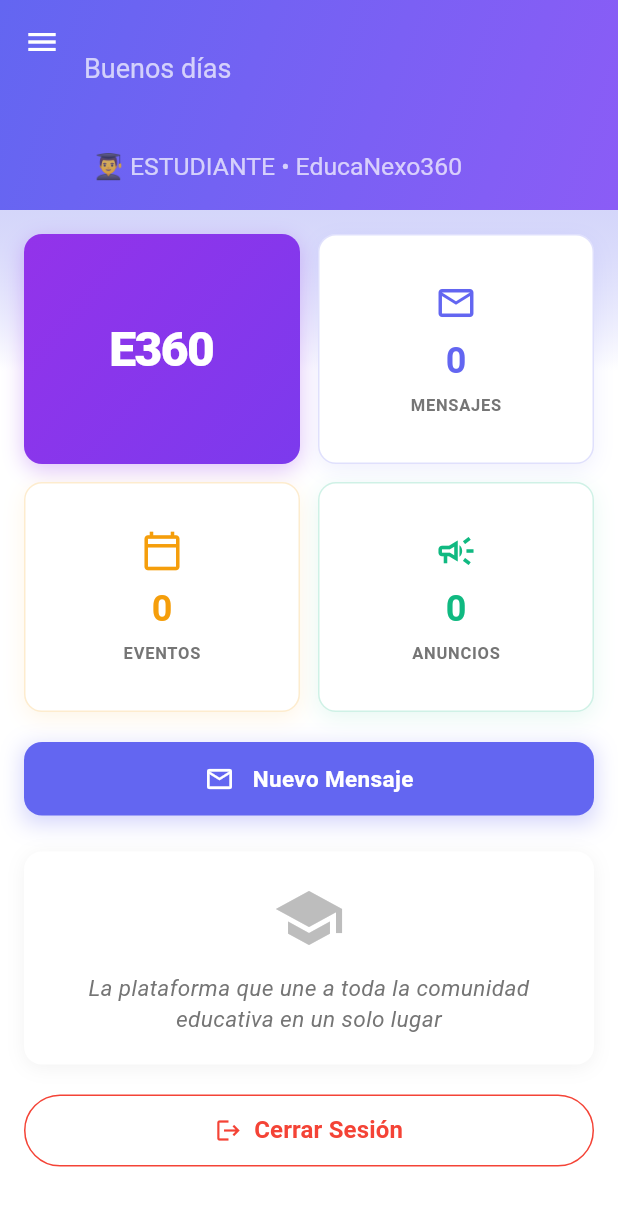
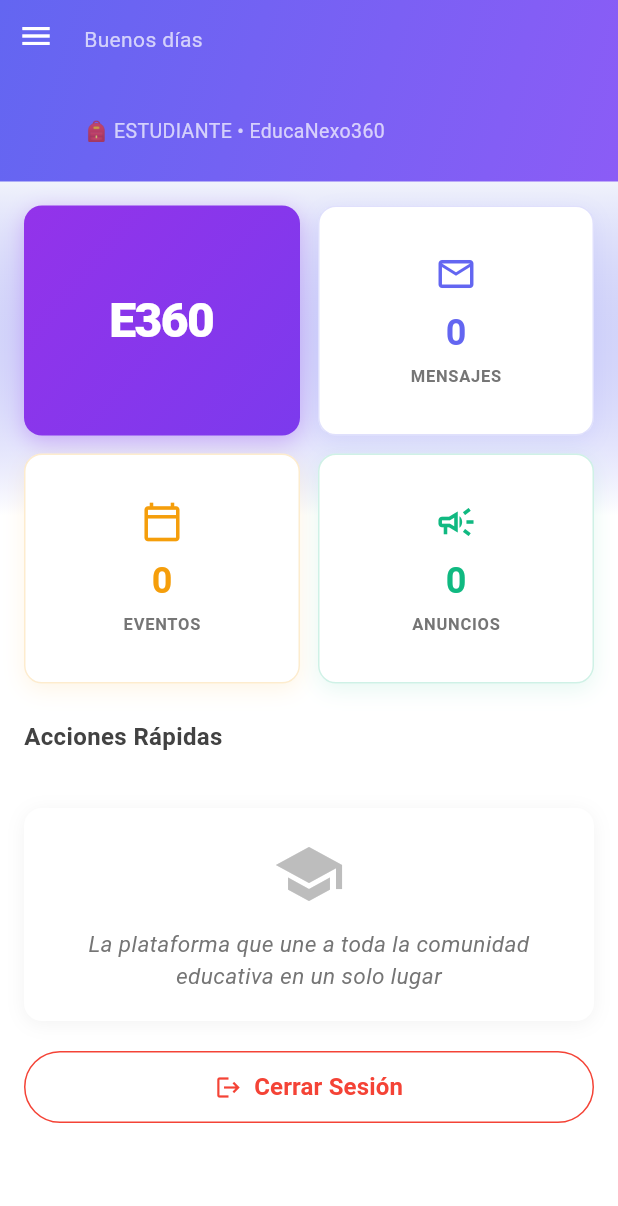
Before and after one commit to aiobandojss-lgtm/Educanexo360AppFlutter, a Flutter app: the DashboardScreen widget shown alone on an empty page, opened directly, on a phone screen of 412 x 824 dp. Shown: the top 1206 px of the screen. Run offline on Flutter 3.47's test engine with Material 3 defaults, Android fonts, the phone set to English and light mode, and no system bars; our stand-ins replace dio, file_picker, flutter_secure_storage, go_router, image_picker, shared_preferences and 1 more; accounts and stored records are empty; network calls fail.

Commit message:
Sin over flow, todo OK

```diff
--- a/lib/screens/home/dashboard_screen.dart
+++ b/lib/screens/home/dashboard_screen.dart
@@ -1,5 +1,5 @@
 // lib/screens/home/dashboard_screen.dart
-// ✅ CORREGIDO: Línea 276 - padding bottom de 0 a 80
+// ✅ VERSIÓN FINAL CORREGIDA - TODO FUNCIONAL
 import 'package:flutter/material.dart';
 import 'package:provider/provider.dart';
 import 'package:go_router/go_router.dart';
@@ -20,14 +20,12 @@ class _DashboardScreenState extends State<DashboardScreen> {
   final GlobalKey<RefreshIndicatorState> _refreshIndicatorKey =
       GlobalKey<RefreshIndicatorState>();
 
-  // Estadísticas reales (se cargarán del backend)
   Map<String, int> _stats = {
     'mensajesSinLeer': 0,
     'proximosEventos': 0,
     'anunciosRecientes': 0,
   };
 
-  // Información de la escuela
   String _nombreEscuela = 'Cargando...';
 
   @override
@@ -45,11 +43,9 @@ class _DashboardScreenState extends State<DashboardScreen> {
 
       if (user == null) return;
 
-      // Usar user.tipo.value para obtener el string del enum
       print('🚀 Dashboard - Usuario: ${user.nombre} (${user.tipo.value})');
       print('🏫 Dashboard - EscuelaId: ${user.escuelaId}');
 
-      // Cargar información de la escuela
       if (user.escuelaId != null && user.escuelaId!.isNotEmpty) {
         try {
           final escuela =
@@ -60,7 +56,6 @@ class _DashboardScreenState extends State<DashboardScreen> {
             });
             print('✅ Nombre escuela cargado: ${escuela.nombre}');
           } else {
-            // Si no se encuentra la escuela, usar nombre por defecto
             setState(() {
               _nombreEscuela = 'EducaNexo360';
             });
@@ -72,13 +67,11 @@ class _DashboardScreenState extends State<DashboardScreen> {
           });
         }
       } else {
-        // Si no hay escuelaId, usar nombre por defecto
         setState(() {
           _nombreEscuela = 'EducaNexo360';
         });
       }
 
-      // Cargar estadísticas
       try {
         final stats = await DashboardService.getDashboardStats();
         if (mounted) {
@@ -121,17 +114,36 @@ class _DashboardScreenState extends State<DashboardScreen> {
       case UserRole.rector:
         return '🎓';
       case UserRole.coordinador:
-        return '📋';
+        return '📊';
       case UserRole.docente:
         return '👨‍🏫';
       case UserRole.estudiante:
-        return '👨‍🎓';
+        return '🎒';
       case UserRole.acudiente:
         return '👨‍👩‍👧';
       case UserRole.administrativo:
         return '💼';
-      default:
-        return '👤';
+    }
+  }
+
+  String _getRoleLabel(UserRole tipo) {
+    switch (tipo) {
+      case UserRole.admin:
+        return 'Administrador';
+      case UserRole.superAdmin:
+        return 'Super Admin';
+      case UserRole.rector:
+        return 'Rector';
+      case UserRole.coordinador:
+        return 'Coordinador';
+      case UserRole.docente:
+        return 'Docente';
+      case UserRole.estudiante:
+        return 'Estudiante';
+      case UserRole.acudiente:
+        return 'Acudiente';
+      case UserRole.administrativo:
+        return 'Administrativo';
     }
   }
 
@@ -144,20 +156,91 @@ class _DashboardScreenState extends State<DashboardScreen> {
       return const Center(child: CircularProgressIndicator());
     }
 
-    final screenHeight = MediaQuery.of(context).size.height;
     final userName = '${user.nombre} ${user.apellidos.split(' ')[0]}';
-    final userRole = user.tipo.value; // Obtener el string del enum
+    final userRole = user.tipo.value;
     final roleIcon = _getRoleIcon(user.tipo);
     final schoolName = _nombreEscuela;
 
-    // IMPORTANTE: NO usar Scaffold aquí, solo el contenido
     return RefreshIndicator(
       key: _refreshIndicatorKey,
       onRefresh: _onRefresh,
       color: const Color(0xFF6366F1),
-      child: Stack(
+      child: SingleChildScrollView(
+        physics: const AlwaysScrollableScrollPhysics(),
+        child: Column(
           children: [
-          // Fondo con gradiente sutil
+            // 🎨 HEADER CON GRADIENTE - TODO EL ANCHO
+            Stack(
+              children: [
+                Container(
+                  width: double.infinity,
+                  decoration: const BoxDecoration(
+                    gradient: LinearGradient(
+                      begin: Alignment.topLeft,
+                      end: Alignment.bottomRight,
+                      colors: [
+                        Color(0xFF6366F1),
+                        Color(0xFF8B5CF6),
+                      ],
+                    ),
+                  ),
+                  child: SafeArea(
+                    bottom: false,
+                    child: Padding(
+                      padding: const EdgeInsets.fromLTRB(56, 16, 16, 24),
+                      child: Column(
+                        crossAxisAlignment: CrossAxisAlignment.start,
+                        children: [
+                          Text(
+                            _getGreeting(),
+                            style: const TextStyle(
+                              fontSize: 14,
+                              color: Colors.white70,
+                              fontWeight: FontWeight.w400,
+                            ),
+                          ),
+                          const SizedBox(height: 4),
+                          Text(
+                            userName,
+                            style: const TextStyle(
+                              fontSize: 24,
+                              color: Colors.white,
+                              fontWeight: FontWeight.w700,
+                            ),
+                            maxLines: 1,
+                            overflow: TextOverflow.ellipsis,
+                          ),
+                          const SizedBox(height: 4),
+                          Text(
+                            '$roleIcon $userRole • $schoolName',
+                            style: const TextStyle(
+                              fontSize: 13,
+                              color: Colors.white70,
+                              fontWeight: FontWeight.w400,
+                            ),
+                            maxLines: 1,
+                            overflow: TextOverflow.ellipsis,
+                          ),
+                        ],
+                      ),
+                    ),
+                  ),
+                ),
+                // ✅ MENÚ HAMBURGUESA
+                SafeArea(
+                  child: Builder(
+                    builder: (context) => IconButton(
+                      icon: const Icon(Icons.menu, color: Colors.white),
+                      onPressed: () {
+                        Scaffold.of(context).openDrawer();
+                      },
+                    ),
+                  ),
+                ),
+              ],
+            ),
+
+            // 📊 CONTENIDO PRINCIPAL
             Container(
               decoration: BoxDecoration(
                 gradient: LinearGradient(
@@ -170,109 +253,22 @@ class _DashboardScreenState extends State<DashboardScreen> {
                   stops: const [0.0, 0.3],
                 ),
               ),
+              child: Padding(
+                padding: const EdgeInsets.all(16),
+                child: Column(
+                  crossAxisAlignment: CrossAxisAlignment.stretch,
+                  children: [
+                    _isLoading
+                        ? const Center(
+                            child: Padding(
+                              padding: EdgeInsets.all(48.0),
+                              child: CircularProgressIndicator(),
                             ),
-
-          SafeArea(
-            child: CustomScrollView(
-              physics: const AlwaysScrollableScrollPhysics(),
-              slivers: [
-                // AppBar personalizado con menú hamburguesa
-                SliverAppBar(
-                  expandedHeight: 140,
-                  floating: false,
-                  pinned: true,
-                  elevation: 0,
-                  backgroundColor: const Color(0xFF6366F1),
-                  leading: Builder(
-                    builder: (context) => IconButton(
-                      icon: const Icon(Icons.menu, color: Colors.white),
-                      onPressed: () {
-                        // Encontrar el Scaffold padre que tiene el drawer
-                        Scaffold.of(context).openDrawer();
-                      },
-                    ),
-                  ),
-                  flexibleSpace: FlexibleSpaceBar(
-                    titlePadding: const EdgeInsets.only(left: 56, bottom: 16),
-                    title: Column(
-                      mainAxisAlignment: MainAxisAlignment.end,
-                      crossAxisAlignment: CrossAxisAlignment.start,
-                      children: [
-                        Text(
-                          _getGreeting(),
-                          style: const TextStyle(
-                            fontSize: 12,
-                            color: Colors.white70,
-                            fontWeight: FontWeight.w400,
-                          ),
-                        ),
-                        Text(
-                          userName,
-                          style: const TextStyle(
-                            fontSize: 16,
-                            color: Colors.white,
-                            fontWeight: FontWeight.w600,
-                          ),
-                          maxLines: 1,
-                          overflow: TextOverflow.ellipsis,
-                        ),
-                        const SizedBox(height: 2),
-                        Padding(
-                          padding: const EdgeInsets.symmetric(
-                              horizontal: 4), // ⭐ Agregar espacio
-                          child: Text(
-                            '$roleIcon $userRole • $schoolName',
-                            style: const TextStyle(
-                              fontSize: 11,
-                              color: Colors.white70,
-                              fontWeight: FontWeight.w400,
-                            ),
-                            maxLines: 1,
-                            overflow: TextOverflow.ellipsis,
-                          ),
-                        ),
-                      ],
-                    ),
-                    background: Container(
-                      decoration: const BoxDecoration(
-                        gradient: LinearGradient(
-                          begin: Alignment.topLeft,
-                          end: Alignment.bottomRight,
-                          colors: [
-                            Color(0xFF6366F1),
-                            Color(0xFF8B5CF6),
-                          ],
-                        ),
-                      ),
-                    ),
-                  ),
-                ),
-
-                // Contenido del dashboard
-                // ✅ CAMBIO: padding bottom de 0 a 80
-                SliverPadding(
-                  padding: const EdgeInsets.fromLTRB(16, 16, 16, 100),
-                  sliver: SliverList(
-                    delegate: SliverChildListDelegate([
-                      // Grid de estadísticas
-                      _isLoading
-                          ? const Center(child: CircularProgressIndicator())
+                          )
                         : _buildStatsGrid(),
-
-                      const SizedBox(height: 20),
-
-                      // Botón Nuevo Mensaje
-                      _buildActionButton(
-                        context,
-                        title: 'Nuevo Mensaje',
-                        icon: Icons.mail_outline,
-                        color: const Color(0xFF6366F1),
-                        onTap: () => context.push('/mensajes/create'),
-                      ),
-
                     const SizedBox(height: 24),
-
-                      // Mensaje motivacional
+                    _buildQuickActions(context),
+                    const SizedBox(height: 24),
                     Container(
                       padding: const EdgeInsets.all(20),
                       decoration: BoxDecoration(
@@ -307,10 +303,7 @@ class _DashboardScreenState extends State<DashboardScreen> {
                         ],
                       ),
                     ),
-
                     const SizedBox(height: 20),
-
-                      // Botón Cerrar Sesión
                     OutlinedButton.icon(
                       onPressed: () {
                         showDialog(
@@ -350,15 +343,13 @@ class _DashboardScreenState extends State<DashboardScreen> {
                             horizontal: 24, vertical: 12),
                       ),
                     ),
-
-                      const SizedBox(height: 24),
-                    ]),
+                    const SizedBox(height: 100),
+                  ],
+                ),
               ),
             ),
           ],
         ),
-          ),
-        ],
       ),
     );
   }
@@ -479,6 +470,33 @@ class _DashboardScreenState extends State<DashboardScreen> {
     );
   }
 
+  Widget _buildQuickActions(BuildContext context) {
+    return Column(
+      crossAxisAlignment: CrossAxisAlignment.start,
+      children: [
+        Text(
+          'Acciones Rápidas',
+          style: TextStyle(
+            fontSize: 16,
+            fontWeight: FontWeight.w700,
+            color: Colors.grey.shade800,
+          ),
+        ),
+        const SizedBox(height: 12),
+
+        // Solo Nuevo Mensaje
+        if (PermissionService.canAccess('mensajes.enviar'))
+          _buildActionButton(
+            context,
+            title: 'Nuevo Mensaje',
+            icon: Icons.edit,
+            color: const Color(0xFF6366F1),
+            onTap: () => context.push('/mensajes/create'),
+          ),
+      ],
+    );
+  }
+
   Widget _buildActionButton(
     BuildContext context, {
     required String title,
```
Lines whose indentation alone changed are shown as unchanged.
